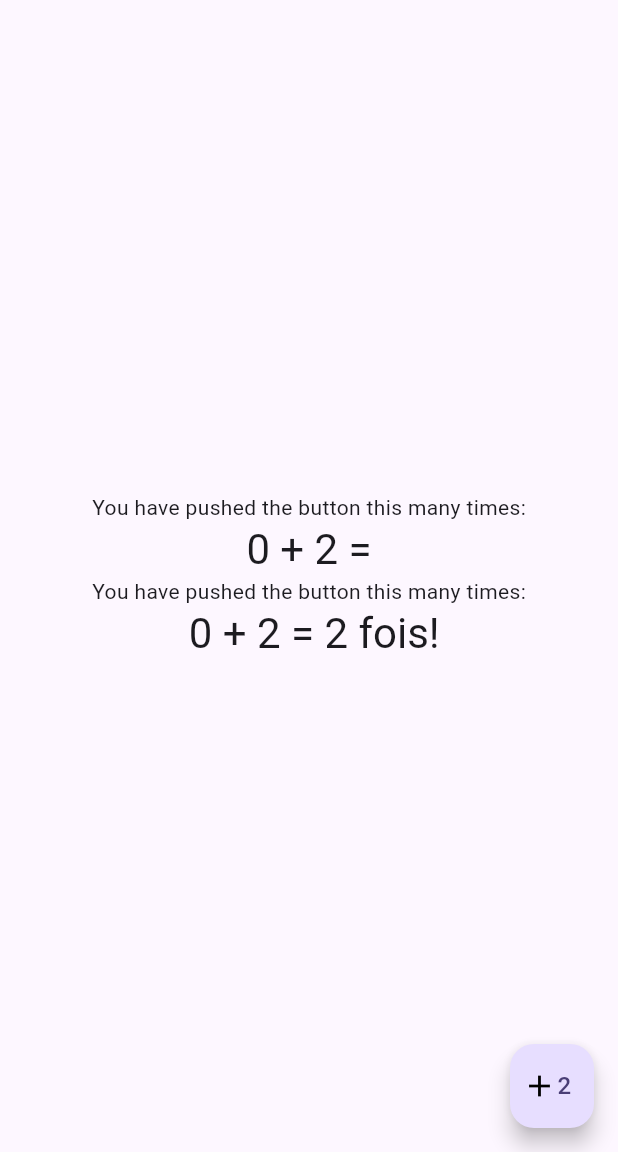
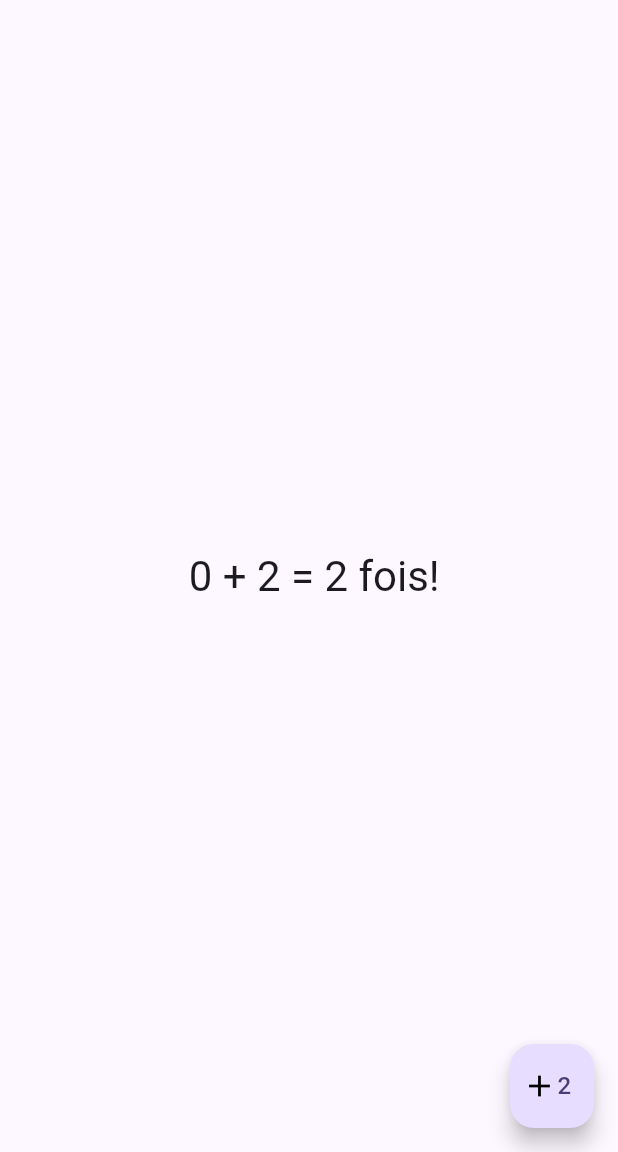
Before and after one commit to Hosanna-System/cours_flutter, a Flutter app: the screen it shows after launch, on a phone screen of 412 x 824 dp, the part 84-1236 px from its top. Run offline on Flutter 3.47's test engine with Material 3 defaults, Android fonts, the phone set to English and light mode, and no system bars.

Commit message:
modified:   calculator/lib/calculator.dart

```diff
--- a/calculator/lib/calculator.dart
+++ b/calculator/lib/calculator.dart
@@ -56,16 +56,6 @@ class _CalculatorState extends State<Calculator> {
         child: Column(
           mainAxisAlignment: MainAxisAlignment.center,
           children: <Widget>[
-            const Text(
-              'You have pushed the button this many times:',
-            ),
-            Text(
-              ' $_counter + 2 = ',
-              style: Theme.of(context).textTheme.headlineMedium,
-            ),
-            const Text(
-              'You have pushed the button this many times:',
-            ),
             Text(
               ' $_counter + 2 = ${_counter + 2} fois!',
               style: Theme.of(context).textTheme.headlineMedium,
```
